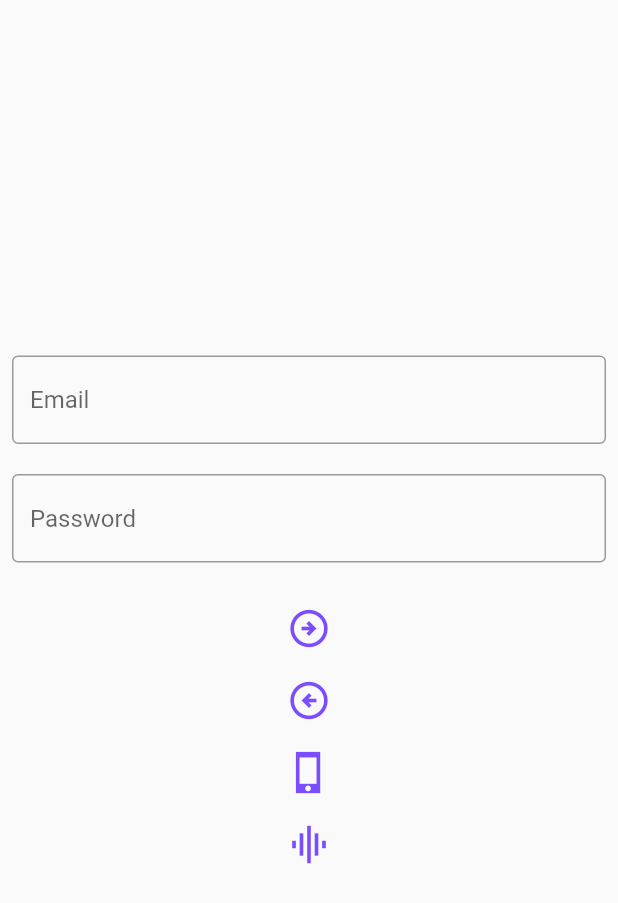
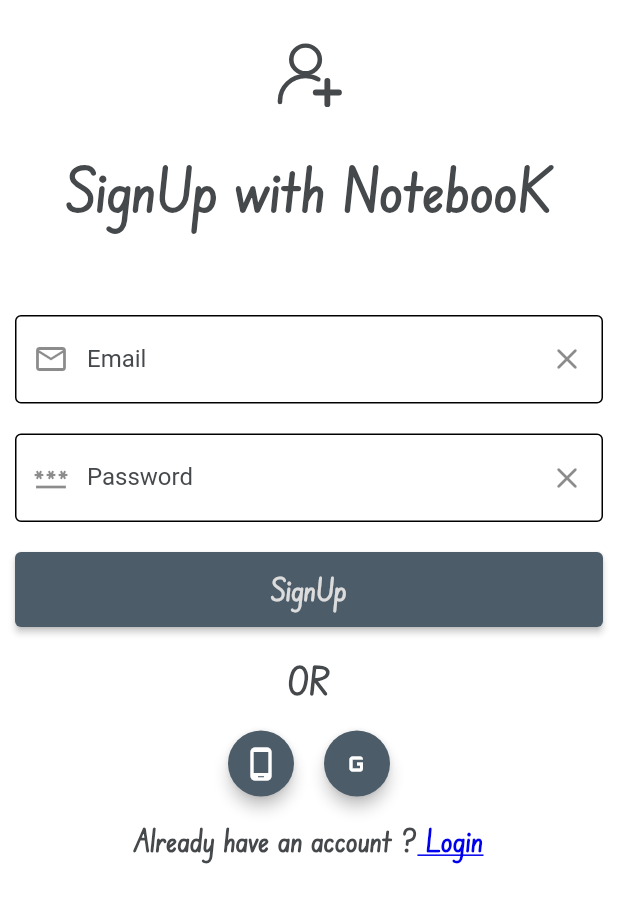
Before and after one commit to Ajaycherayi/NotebooK_Flutter_App, a Flutter app: the screen it shows after launch, on a phone screen of 412 x 824 dp. Shown: the top 903 px of the screen. Run offline on Flutter 3.47's test engine with Material 2 defaults, Android fonts, the phone set to English and light mode, and no system bars; our stand-ins replace firebase_auth, firebase_core, google_sign_in, lottie; missing offline and left inert: dart:ffi; accounts and stored records are empty.

Commit message:
signup Design Created

```diff
--- a/lib/global/colors.dart
+++ b/lib/global/colors.dart
@@ -5,3 +5,6 @@ const Color primaryDark = Color(0xff46494c);
 const Color primaryLite = Color(0xffdcdcdd);
 const Color primaryMid = Color(0xffc5c3c6);
 const Color blueMetallicSeaweed = Color(0xff1985a1);
+const Color errorColor = Color(0xfffff3333);
+const Color whiteColor = Color(0xfffffffff);
+const Color linkColor = Color(0xff0000EE);
--- a/lib/main.dart
+++ b/lib/main.dart
@@ -2,6 +2,7 @@ import 'package:firebase_core/firebase_core.dart';
 import 'package:flutter/material.dart';
 import 'package:flutter/services.dart';
 import 'package:note_book/firebase_options.dart';
+import 'package:note_book/global/colors.dart';
 import 'package:note_book/screens/splash_screen.dart';
 
 void main() async {
@@ -19,9 +20,15 @@ class NoteBook extends StatelessWidget {
   Widget build(BuildContext context) {
     SystemChrome.setSystemUIOverlayStyle(
         const SystemUiOverlayStyle(statusBarColor: Colors.transparent));
-    return const MaterialApp(
+    return MaterialApp(
+      theme: ThemeData(
+        colorScheme: ThemeData().colorScheme.copyWith(
+              primary: primaryColor,
+            ),
+      ),
+      color: Colors.white,
       debugShowCheckedModeBanner: false,
-      home: SplashScreen(),
+      home: const SplashScreen(),
     );
   }
 }
--- a/lib/screens/signup.dart
+++ b/lib/screens/signup.dart
@@ -1,11 +1,15 @@
 import 'package:firebase_auth/firebase_auth.dart';
 import 'package:flutter/material.dart';
+import 'package:lottie/lottie.dart';
+import 'package:note_book/global/colors.dart';
 import 'package:note_book/screens/signup_phone.dart';
 import 'package:note_book/services/firebase_auth_methods.dart';
 import 'package:note_book/screens/login.dart';
 
+import '../widgets/input_textfield.dart';
+
 class SignUpScreen extends StatefulWidget {
-  SignUpScreen({Key? key}) : super(key: key);
+  const SignUpScreen({Key? key}) : super(key: key);
 
   @override
   State<SignUpScreen> createState() => _SignUpScreenState();
@@ -15,67 +19,144 @@ class _SignUpScreenState extends State<SignUpScreen> {
   final _emailController = TextEditingController();
   final _passwordController = TextEditingController();
 
-  void SignUpUser() async {
-    FirebaseAuthMethods(FirebaseAuth.instance).SignUpWithEmail(
-        email: _emailController.text,
-        password: _passwordController.text,
-        context: this.context);
+  void signUpUser() async {
+    final numberOrMail = _emailController.text.trim();
+    final password = _passwordController.text;
+
+    if (int.tryParse(numberOrMail) != null) {
+      FirebaseAuthMethods(FirebaseAuth.instance)
+          .signUpWithPhone(phoneNumber: '+91$numberOrMail', context: context);
+    } else {
+      FirebaseAuthMethods(FirebaseAuth.instance).signUpWithEmail(
+          email: numberOrMail, password: password, context: context);
+    }
   }
 
   @override
   Widget build(BuildContext context) {
     return Scaffold(
+      backgroundColor: whiteColor,
       body: SafeArea(
-        child: Padding(
-          padding: const EdgeInsets.all(8.0),
+        child: SingleChildScrollView(
+          padding: const EdgeInsets.only(left: 10, right: 10),
           child: Column(
             mainAxisAlignment: MainAxisAlignment.center,
             children: [
-              TextFormField(
-                controller: _emailController,
-                decoration: const InputDecoration(
-                  border: OutlineInputBorder(),
-                  hintText: 'Email',
-                ),
+              Lottie.asset(
+                'assets/signup_anime.json',
+                fit: BoxFit.cover,
+              ),
+              const Text('SignUp with NotebooK',
+                  style: TextStyle(
+                      color: primaryDark,
+                      fontFamily: 'PrimaryFont',
+                      fontWeight: FontWeight.w900,
+                      fontSize: 40)),
+              const SizedBox(height: 60),
+              CustomInputTextField(
+                hintText: "Email",
+                obscure: false,
+                suffixfixIcon: Icons.clear_rounded,
+                prefixIcon: Icons.email_outlined,
+                textController: _emailController,
               ),
               const SizedBox(height: 20),
-              TextFormField(
-                controller: _passwordController,
-                obscureText: false,
-                decoration: const InputDecoration(
-                  border: OutlineInputBorder(),
-                  hintText: 'Password',
-                ),
+              CustomInputTextField(
+                hintText: "Password",
+                obscure: true,
+                suffixfixIcon: Icons.clear_rounded,
+                prefixIcon: Icons.password_outlined,
+                textController: _passwordController,
               ),
               const SizedBox(height: 20),
-              IconButton(
-                onPressed: SignUpUser,
-                icon: const Icon(Icons.arrow_circle_right_outlined),
-                iconSize: 30,
-                color: Colors.deepPurpleAccent,
+              ElevatedButton(
+                onPressed: signUpUser,
+                style: ElevatedButton.styleFrom(
+                  fixedSize: Size(500, 50),
+                ),
+                child: const Text('SignUp',
+                    style: TextStyle(
+                        color: primaryLite,
+                        fontFamily: 'PrimaryFont',
+                        fontWeight: FontWeight.w900,
+                        fontSize: 20)),
               ),
-              IconButton(
-                onPressed: () => Navigator.push(context,
-                    (MaterialPageRoute(builder: (context) => LoginScreen()))),
-                icon: const Icon(Icons.arrow_circle_left_outlined),
-                iconSize: 30,
-                color: Colors.deepPurpleAccent,
+              const SizedBox(height: 20),
+              const Text('OR',
+                  style: TextStyle(
+                      color: primaryDark,
+                      fontFamily: 'PrimaryFont',
+                      fontWeight: FontWeight.w900,
+                      fontSize: 25)),
+              const SizedBox(height: 15),
+              Row(
+                mainAxisAlignment: MainAxisAlignment.center,
+                children: [
+                  ElevatedButton(
+                    onPressed: (() => Navigator.push(
+                          context,
+                          (MaterialPageRoute(
+                            builder: (context) => const SignUpWithPhoneScreen(),
+                          )),
+                        )),
+                    style: ElevatedButton.styleFrom(
+                      shape: CircleBorder(),
+                      padding: EdgeInsets.all(10),
+                      shadowColor: Colors.black,
+                      elevation: 4,
+                    ),
+                    child: const Icon(
+                      Icons.phone_android_outlined,
+                    ),
+                  ),
+                  ElevatedButton(
+                    onPressed: (() => FirebaseAuthMethods(FirebaseAuth.instance)
+                        .SignUpWithGoogle(context)),
+                    style: ElevatedButton.styleFrom(
+                      shape: CircleBorder(),
+                      padding: EdgeInsets.all(10),
+                      shadowColor: Colors.black,
+                      elevation: 4,
+                    ),
+                    child: const Icon(
+                      Icons.g_mobiledata_outlined,
+                    ),
+                  ),
+                ],
               ),
-              IconButton(
-                onPressed: () => Navigator.push(
-                    context,
-                    (MaterialPageRoute(
-                        builder: (context) => SignUpWithPhoneScreen()))),
-                icon: const Icon(Icons.phone_iphone_sharp),
-                iconSize: 30,
-                color: Colors.deepPurpleAccent,
-              ),
-              IconButton(
-                onPressed: () => FirebaseAuthMethods(FirebaseAuth.instance)
-                    .SignUpWithGoogle(context),
-                icon: const Icon(Icons.graphic_eq_outlined),
-                iconSize: 30,
-                color: Colors.deepPurpleAccent,
+              // IconButton(
+              //   onPressed: () => Navigator.push(
+              //       context,
+              //       (MaterialPageRoute(
+              //           builder: (context) => const LoginScreen()))),
+              //   icon: const Icon(Icons.arrow_circle_left_outlined),
+              //   iconSize: 30,
+              //   color: Colors.deepPurpleAccent,
+              // ),
+              const SizedBox(height: 15),
+              Row(
+                mainAxisAlignment: MainAxisAlignment.center,
+                children: [
+                  const Text('Already have an account ?',
+                      style: TextStyle(
+                          color: primaryDark,
+                          fontFamily: 'PrimaryFont',
+                          fontWeight: FontWeight.w900,
+                          fontSize: 20)),
+                  GestureDetector(
+                    onTap: (() => Navigator.push(
+                        context,
+                        MaterialPageRoute(
+                            builder: (context) => LoginScreen()))),
+                    child: const Text(' Login',
+                        style: TextStyle(
+                            color: linkColor,
+                            fontFamily: 'PrimaryFont',
+                            fontWeight: FontWeight.w900,
+                            fontSize: 20,
+                            decoration: TextDecoration.underline)),
+                  ),
+                ],
               )
             ],
           ),
--- a/lib/screens/signup_phone.dart
+++ b/lib/screens/signup_phone.dart
@@ -3,7 +3,7 @@ import 'package:flutter/material.dart';
 import 'package:note_book/services/firebase_auth_methods.dart';
 
 class SignUpWithPhoneScreen extends StatefulWidget {
-  SignUpWithPhoneScreen({Key? key}) : super(key: key);
+  const SignUpWithPhoneScreen({Key? key}) : super(key: key);
 
   @override
   State<SignUpWithPhoneScreen> createState() => _SignUpWithPhoneScreenState();
@@ -40,7 +40,7 @@ class _SignUpWithPhoneScreenState extends State<SignUpWithPhoneScreen> {
   }
 
   void PhoneSignUp() {
-    FirebaseAuthMethods(FirebaseAuth.instance).SignUpWithPhone(
+    FirebaseAuthMethods(FirebaseAuth.instance).signUpWithPhone(
         phoneNumber: '+91${_phoneController.text.trim()}', context: context);
   }
 }
--- a/lib/screens/splash_screen.dart
+++ b/lib/screens/splash_screen.dart
@@ -64,6 +64,6 @@ class _SplashScreenState extends State<SplashScreen> {
     Timer(
         const Duration(seconds: 3),
         () => Navigator.pushReplacement(
-            context, MaterialPageRoute(builder: (context) => SignUpScreen())));
+            context, MaterialPageRoute(builder: (context) => const SignUpScreen())));
   }
 }
--- /dev/null
+++ b/lib/widgets/input_textfield.dart
@@ -0,0 +1,57 @@
+import 'package:flutter/material.dart';
+import 'package:note_book/global/colors.dart';
+
+class CustomInputTextField extends StatelessWidget {
+  // const CustomInputTextField({Key? key}) : super(key: key);
+
+  final String hintText;
+  final IconData? prefixIcon;
+  final IconData? suffixfixIcon;
+  final TextEditingController textController;
+  final bool obscure;
+
+  CustomInputTextField({
+    required this.hintText,
+    required this.prefixIcon,
+    required this.suffixfixIcon,
+    required this.textController,
+    required this.obscure,
+  });
+
+  @override
+  Widget build(BuildContext context) {
+    return TextFormField(
+      controller: textController,
+      obscureText: obscure,
+      decoration: InputDecoration(
+        prefixIcon: Icon(prefixIcon),
+        suffixIcon: Icon(suffixfixIcon),
+        label: Text(
+          hintText,
+          style: const TextStyle(
+            color: primaryDark,
+            fontSize: 16,
+          ),
+        ),
+        focusedBorder: const OutlineInputBorder(
+          borderSide: BorderSide(
+            color: primaryDark,
+            width: 1,
+          ),
+        ),
+        errorBorder: const OutlineInputBorder(
+          borderSide: BorderSide(
+            color: errorColor,
+            width: 1,
+          ),
+        ),
+        enabledBorder: const OutlineInputBorder(
+          borderSide: BorderSide(
+            width: 1,
+          ),
+        ),
+        hintText: hintText,
+      ),
+    );
+  }
+}
--- a/pubspec.yaml
+++ b/pubspec.yaml
@@ -52,6 +52,7 @@ flutter:
   # To add assets to your application, add an assets section, like this:
   assets:
     - assets/book_anime_icon.json
+    - assets/signup_anime.json
   #   - images/a_dot_ham.jpeg
   # An image asset can refer to one or more resolution-specific "variants", see
   # https://flutter.dev/assets-and-images/#resolution-aware
@@ -66,6 +67,9 @@ flutter:
     - family: Signature
       fonts:
         - asset:  assets/fonts/allura_regular.ttf
+    - family: PrimaryFont
+      fonts:
+        - asset:  assets/fonts/primary_font.ttf
 
   #       - asset: fonts/Schyler-Italic.ttf
   #         style: italic
```
Also changed, not shown: assets/signup_anime.json (added, +1 -0 lines), lib/screens/login.dart (+4 -4 lines), lib/screens/otp_screen.dart (added, +35 -0 lines), lib/services/firebase_auth_methods.dart (+30 -15 lines), assets/fonts/primary_font.ttf (added).
